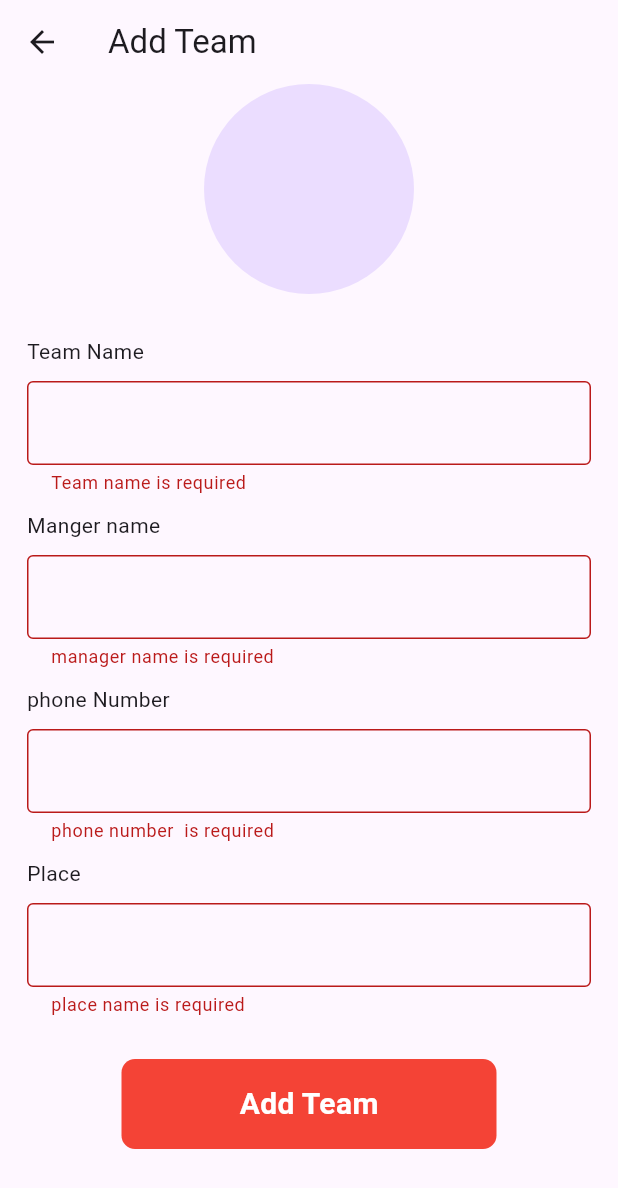
After one commit to devanandhhh/firebase-model-, a Flutter app: the Addteam screen opened directly, after a tap on "Add Team", on a phone screen of 412 x 824 dp. The commit adds this screen. Shown: the top 1188 px of the screen. Run offline on Flutter 3.47's test engine with Material 3 defaults, Android fonts, the phone set to English and light mode, and no system bars; our stand-ins replace cloud_firestore, firebase_core; accounts and stored records are empty.

Commit message:
added new screen and add team demo ,view set

```diff
--- /dev/null
+++ b/lib/subscreen.dart/add_team.dart
@@ -0,0 +1,121 @@
+import 'package:cloud_firestore/cloud_firestore.dart';
+import 'package:firebase_miniproject_1/subscreen.dart/refactoring/reuse.dart';
+import 'package:flutter/material.dart';
+
+// ignore: must_be_immutable
+class Addteam extends StatelessWidget {
+  Addteam({super.key,this.docss});
+  final teamController = TextEditingController();
+  final managerController = TextEditingController();
+  final phoneController = TextEditingController();
+  final placeController = TextEditingController();
+  final globalkey = GlobalKey<FormState>();
+  // ignore: prefer_typing_uninitialized_variables
+  var docss;
+  @override
+  Widget build(BuildContext context) {
+    return Scaffold(
+      appBar: AppBar(title: Text('Add Team')),
+      body: SingleChildScrollView(
+        child: Column(children: [
+          CircleAvatar(
+            radius: 70,
+          ),
+          Padding(
+            padding: const EdgeInsets.all(18.0),
+            child: Form(
+              key: globalkey,
+              child: Column(
+                crossAxisAlignment: CrossAxisAlignment.start,
+                children: [
+                  sizedbox10(),
+                  Text('Team Name'),
+                  sizedbox10(),
+                  TextFormField(
+                    controller: teamController,
+                    validator: (value) {
+                      if (value == null || value.isEmpty) {
+                        return 'Team name is required';
+                      }
+                    },
+                    decoration: InputDecoration(border: OutlineInputBorder()),
+                  ),
+                  sizedbox10(),
+                  Text(
+                    'Manger name',
+                  ),
+                  sizedbox10(),
+                  TextFormField(
+                      controller: managerController,
+                      validator: (value) {
+                        if (value == null || value.isEmpty) {
+                          return 'manager name is required';
+                        }
+                      },
+                      decoration: InputDecoration(border: OutlineInputBorder())),
+                  sizedbox10(),
+                  Text('phone Number'),
+                  sizedbox10(),
+                  TextFormField(
+                      controller: phoneController,
+                      validator: (value) {
+                        if (value == null || value.isEmpty) {
+                          return 'phone number  is required';
+                        }
+                      },
+                      decoration: InputDecoration(border: OutlineInputBorder())),
+                  sizedbox10(),
+                  Text('Place'),
+                  sizedbox10(),
+                  TextFormField(
+                      controller: placeController,
+                      validator: (value) {
+                        if (value == null || value.isEmpty) {
+                          return 'place name is required';
+                        }
+                      },
+                      decoration: InputDecoration(border: OutlineInputBorder()))
+                ],
+              ),
+            ),
+          ),
+          sizedbox10(),
+          GestureDetector(
+            onTap: ()async {
+
+              if (globalkey.currentState!.validate()) {
+                await FirebaseFirestore.instance.collection('details').doc(docss).collection('team').add({
+                  'teams':teamController.text,
+                  'manager':managerController.text,
+                  'phone':phoneController.text,
+                  'place':placeController.text
+                });
+                teamController.clear();
+                managerController.clear();
+                phoneController.clear();
+                placeController.clear();
+                ScaffoldMessenger.of(context)
+                    .showSnackBar(SnackBar(content: Text('Sucessfully added'),backgroundColor: Colors.green,));
+
+              }
+            },
+            child: Container(
+              height: 60,
+              width: 250,
+              decoration: BoxDecoration(
+                  color: Colors.red, borderRadius: BorderRadius.circular(9)),
+              child: Center(
+                  child: Text(
+                'Add Team',
+                style: TextStyle(
+                    color: Colors.white,
+                    fontSize: 20,
+                    fontWeight: FontWeight.bold),
+              )),
+            ),
+          )
+        ]),
+      ),
+    );
+  }
+}
--- /dev/null
+++ b/lib/subscreen.dart/refactoring/reuse.dart
@@ -0,0 +1,7 @@
+import 'package:flutter/material.dart';
+
+sizedbox10() {
+  return const SizedBox(
+    height: 10,
+  );
+}
--- /dev/null
+++ b/lib/subscreen.dart/team.dart
@@ -0,0 +1,64 @@
+import 'package:cloud_firestore/cloud_firestore.dart';
+
+import 'package:firebase_miniproject_1/subscreen.dart/add_team.dart';
+import 'package:flutter/material.dart';
+
+// ignore: must_be_immutable
+class Teamscreen extends StatelessWidget {
+  Teamscreen({super.key, this.doc1});
+// ignore: prefer_typing_uninitialized_variables
+  var doc1;
+  @override
+  Widget build(BuildContext context) {
+    return Scaffold(
+      floatingActionButton: FloatingActionButton(
+        onPressed: () {
+          Navigator.push(
+              context,
+              MaterialPageRoute(
+                  builder: (context) => Addteam(
+                        docss: doc1,
+                      )));
+        },
+        child: Icon(Icons.add),
+      ),
+      body: Expanded(
+          child: StreamBuilder(
+        stream: FirebaseFirestore.instance
+            .collection('details')
+            .doc(doc1)
+            .collection('team')
+            .snapshots(),
+        builder: (context, snapshot) {
+          if (!snapshot.hasData || snapshot.data!.docs.isEmpty) {
+            return Center(
+              child: Text('No Data Available'),
+            );
+          }
+          return ListView.separated(
+              itemBuilder: (context, index) {
+                 var doc2 = snapshot.data!.docs[index];
+
+                String team = doc2['teams'];
+                String manager = doc2['manager'];
+                String phone = doc2['phone'];
+                String place = doc2['place'];
+                TextEditingController teamController =
+                    TextEditingController(text: team);
+                TextEditingController managerController =
+                    TextEditingController(text: manager);
+                TextEditingController phoneController =
+                    TextEditingController(text: phone);
+                TextEditingController placeController =
+                    TextEditingController(text: place);
+                    return ListTile(title: Text(team),
+                    subtitle: Text(place),
+                    );
+              },
+              separatorBuilder: (context, index) => Divider(),
+              itemCount: snapshot.data!.docs.length);
+        },
+      )),
+    );
+  }
+}
```
Also changed, not shown: lib/screens/common_screen.dart (added, +42 -0 lines), lib/screens/home_screen.dart (+8 -14 lines).
